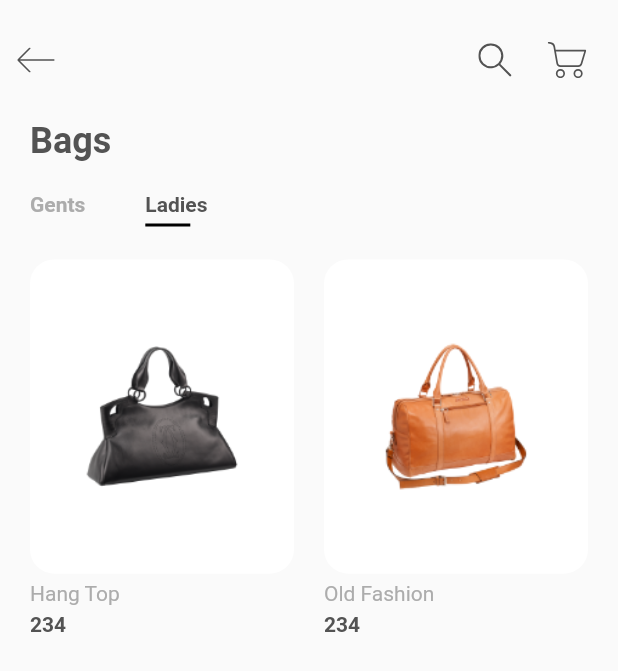
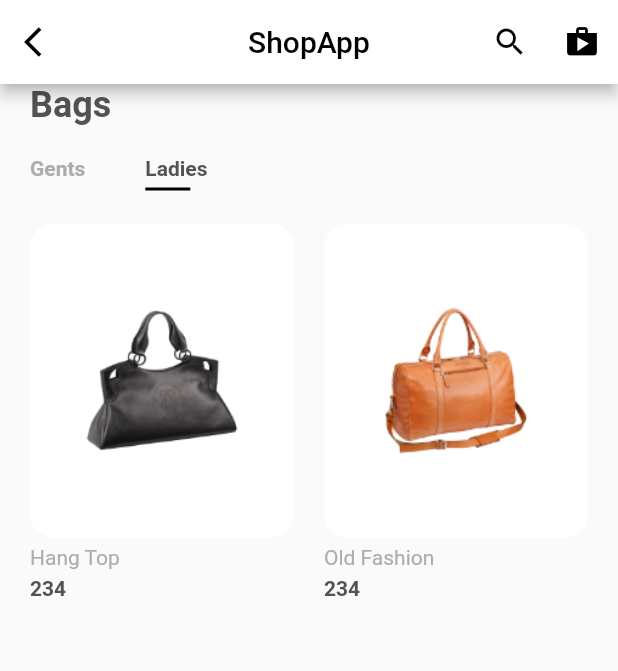
Before and after one commit to moktadirkhan/Shop-Apps, a Flutter app: the screen it shows after launch, after a tap on "Ladies", on a phone screen of 412 x 824 dp. Shown: the top 671 px of the screen. Run offline on Flutter 3.47's test engine with Material 2 defaults, Android fonts, the phone set to English and light mode, and no system bars; our stand-ins replace flutter_spinkit, flutter_svg, google_fonts, hive, hive_flutter; accounts and stored records are empty.

Commit message:
edited home page

```diff
--- a/lib/router.dart
+++ b/lib/router.dart
@@ -4,7 +4,7 @@ import 'package:shop_app/src/general/fade_in_route.dart';
 import 'package:shop_app/src/models/product.dart';
 import 'package:shop_app/src/screen/cart.dart';
 import 'package:shop_app/src/screen/details_screen.dart';
-import 'package:shop_app/src/screen/home_screen.dart';
+import 'package:shop_app/src/screen/home_page.dart';
 import 'package:shop_app/src/screen/splash_screen.dart';
 
 // void openCartPage( BuildContext context ) {
--- a/lib/src/screen/home_screen.dart
+++ b/lib/src/screen/home_page.dart
@@ -1,3 +1,5 @@
+// ignore_for_file: prefer_const_constructors
+
 import 'package:flutter/material.dart';
 import 'package:flutter_svg/flutter_svg.dart';
 import 'package:shop_app/router.dart';
@@ -29,83 +31,51 @@ class _HomeScreenState extends State<HomeScreen> {
         selectedCategory = selectedValue;
       },
     );
-    print(selectedCategory);
   }
 
   @override
   void initState() {
     super.initState();
     appData = Store.instance.getAppData();
-    // ignore: avoid_print
-    // print(appData.categoryList![1].catgoryName);
   }
 
   @override
   Widget build(BuildContext context) {
     return Scaffold(
-      appBar: PreferredSize(
-        preferredSize: Size.fromHeight(100),
-        child: SafeArea(
-          child: Container(
-            height: 80,
-            child: buildAppBar(context),
-          ),
-        ),
-      ),
-      body: buildItems(context),
-    );
-  }
-
-  Widget buildAppBar(BuildContext context) {
-    // productList:appData.categoryList![selectedCategory].productList!.length;
-
-    return Row(
-      // mainAxisAlignment:MainAxisAlignment.spaceBetween,
-      // backgroundColor: Colors.white,
-      // elevation: 0,
-      // leading: IconButton(
-      //   icon: SvgPicture.asset("assets/icons/back.svg"),
-      //   onPressed: () {},
-      // ),
-      children: <Widget>[
-        IconButton(
-          icon: SvgPicture.asset(
-            "assets/icons/back.svg",
-            // by default our icon color is white
-            color: kTextColor,
+      appBar: AppBar(
+        backgroundColor: Colors.white,
+        leading: IconButton(
+          icon: Icon(
+            Icons.arrow_back_ios,
+            color: Colors.black,
           ),
           onPressed: () {},
         ),
-        Spacer(),
-        Container(
-          child: Row(
-            children: [
+        centerTitle: true,
+        title: Text(
+          "ShopApp",
+          style: TextStyle(
+            color: Colors.black,
+          ),
+        ),
+        actions: [
           IconButton(
-                icon: SvgPicture.asset(
-                  "assets/icons/search.svg",
-                  // by default our icon color is white
-                  color: kTextColor,
+            onPressed: () {},
+            icon: Icon(
+              Icons.search,
+              color: Colors.black,
             ),
-                onPressed: () {},
           ),
           IconButton(
-                icon: SvgPicture.asset(
-                  "assets/icons/cart.svg",
-                  // by default our icon color is white
-                  color: kTextColor,
-                ),
-                onPressed: () => Navigator.push(
-                  context,
-                  MaterialPageRoute(
-                    builder: (context) => Cart(),
-                  ),
+            onPressed: () {},
+            icon: Icon(
+              Icons.shop,
+              color: Colors.black,
             ),
           ),
         ],
       ),
-        ),
-        SizedBox(width: kDefaultPaddin / 2),
-      ],
+      body: buildItems(context),
     );
   }
 
@@ -126,7 +96,6 @@ class _HomeScreenState extends State<HomeScreen> {
         Categories(
           sendDataToParent: getSelectedValueFromChild,
         ),
-        // ItemCard(),
         Expanded(
           child: Padding(
             padding: const EdgeInsets.symmetric(horizontal: kDefaultPaddin),
--- a/lib/src/screen/splash_screen.dart
+++ b/lib/src/screen/splash_screen.dart
@@ -1,9 +1,8 @@
 import 'dart:async';
 
 import 'package:flutter/material.dart';
-import 'package:shop_app/src/screen/home_screen.dart';
+import 'package:shop_app/src/screen/home_page.dart';
 import 'package:shop_app/src/store/store.dart';
-
 
 class SplashScreen extends StatefulWidget {
   @override
--- a/lib/src/store/hive_db.dart
+++ b/lib/src/store/hive_db.dart
@@ -4,7 +4,7 @@ import 'package:hive_flutter/hive_flutter.dart';
 import 'package:shop_app/src/models/product.dart';
 
 class HiveDB {
-  static const HIVE_DB_NAME = "HiveDB";
+  static const HIVE_DB_NAME = "Hive_DB";
   static const CART_DATA_KEY = 'cartData';
 
   static Future<List<Product>> getCartData() async {
```
Lines whose indentation alone changed are shown as unchanged.
